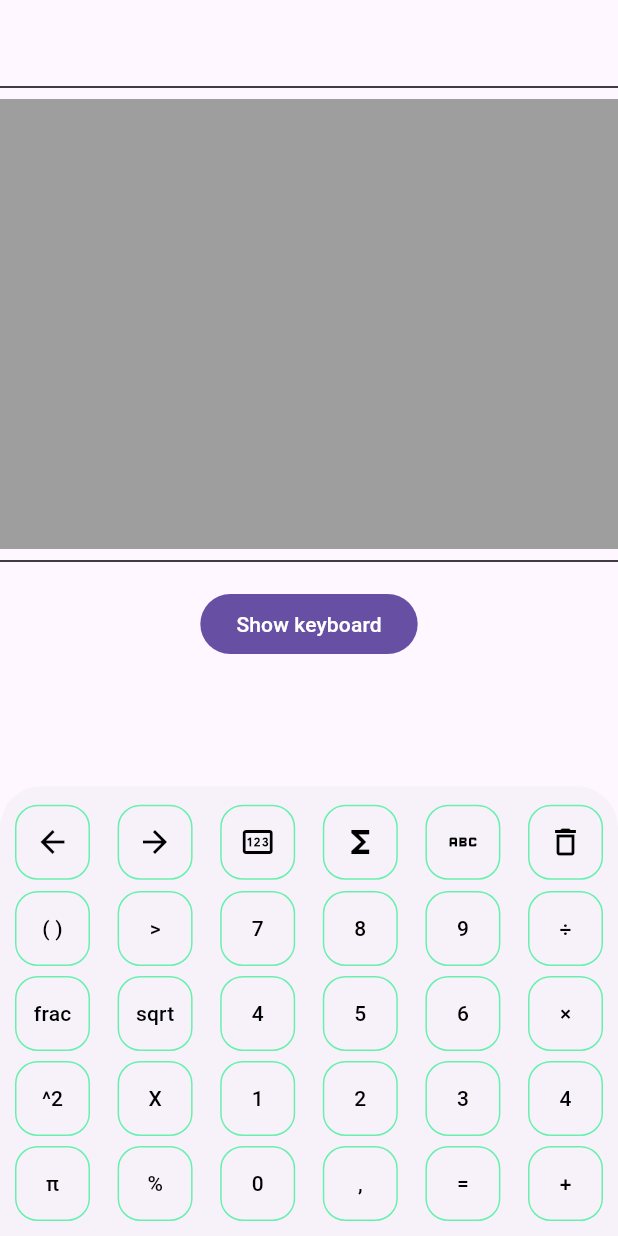
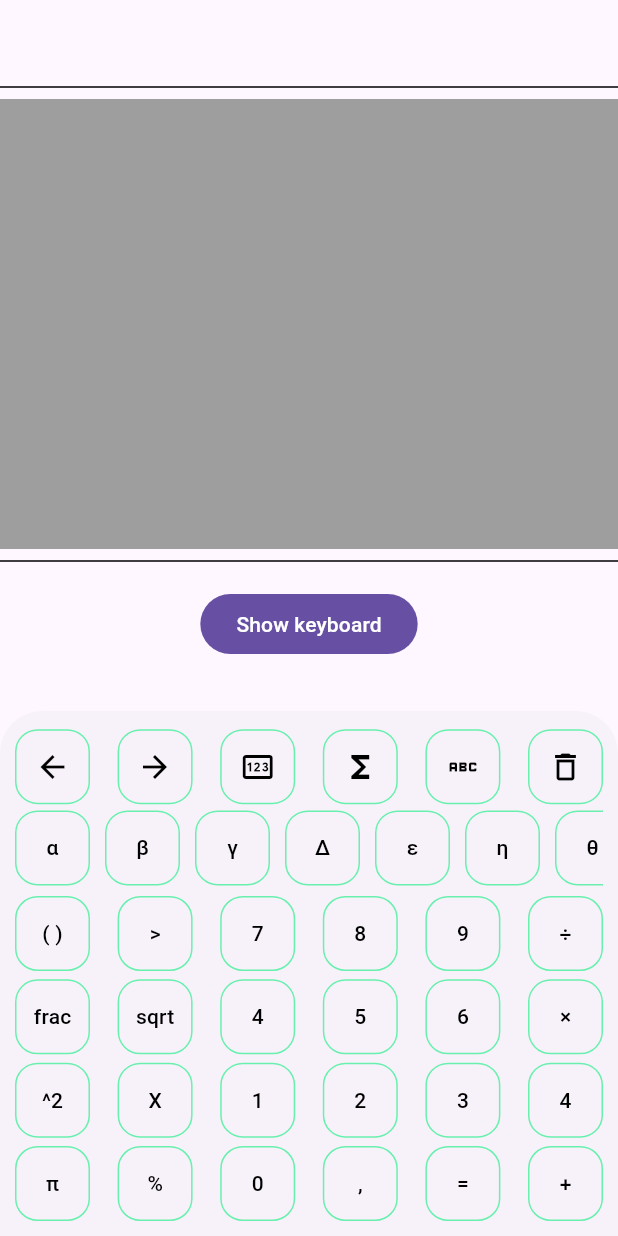
Before and after one commit to ReGeNss/flutter_math_input, a Flutter app: the screen it shows after launch, after a tap on "Show keyboard", on a phone screen of 412 x 824 dp. Run offline on Flutter 3.47's test engine with Material 3 defaults, Android fonts, the phone set to English and light mode, and no system bars.

Commit message:
проведена робота з клавіатурою

```diff
--- a/lib/keyboard_model.dart
+++ b/lib/keyboard_model.dart
@@ -48,7 +48,7 @@ class KeyboardModel extends ChangeNotifier{
   void onExpButtonTap(){
     final parsedWidgets = parsersService.parseWidgetListWithReplacment(formulaGroopWidgets, textFieldService.activeTextFieldControllerData.controller);
     if(parsedWidgets != null){
-      final baseWidget = parsedWidgets!.wigetData![parsedWidgets.index!];
+      final baseWidget = parsedWidgets.wigetData![parsedWidgets.index!];
       final expWidget = mathConstructionsBuildingService.createExpWidget(baseWidget);
       dataHandler.replaceWidgetInTree(parsedWidgets, expWidget);
       rebuildSreenState();
@@ -110,7 +110,7 @@ class KeyboardModel extends ChangeNotifier{
   void rebuildSreenState(){
     update = false;
     notifyListeners();
-    Future.delayed(Duration(milliseconds: 20)).then((_){update = true;notifyListeners();},);
+    Future.delayed(const Duration(milliseconds: 20)).then((_){update = true;notifyListeners();},);
   }
 
   void deleteAllButtonTap(){
--- a/lib/main.dart
+++ b/lib/main.dart
@@ -29,14 +29,13 @@ class MainScreenWidget extends StatelessWidget {
 
   @override
   Widget build(BuildContext context) {
-    print(context.read<KeyboardModel>().formulaGroopWidgets);
     var  a= context.read<KeyboardModel>().formulaGroopWidgets;
     final model = context.read<KeyboardModel>();
     return Scaffold(
       body: Column(
         children: [
-          SizedBox(height: 50,),
-          Divider(color: Colors.black,),
+          const SizedBox(height: 50,),
+          const Divider(color: Colors.black,),
           Container(
             color: Colors.grey,
             height: 300,
@@ -50,13 +49,13 @@ class MainScreenWidget extends StatelessWidget {
                   mainAxisAlignment: MainAxisAlignment.center,
                   children: context.watch<KeyboardModel>().formulaGroopWidgets,
                   // children: context.watch<KeyboardModel>().formulaGroopWidgets
-                ) : Text('LOAD'),
+                ) : const Center(child: Text('LOAD')),
               ),
             ),
           ),
-          Divider(color: Colors.black),
-          SizedBox(height: 10,),
-          FilledButton(onPressed: (){KeyboardBottomSheet().keyboardBottomSheetWidget(context);}, child: Text('Show keyboard'))
+          const Divider(color: Colors.black),
+          const SizedBox(height: 10,),
+          FilledButton(onPressed: (){KeyboardBottomSheet().keyboardBottomSheetWidget(context);}, child: const Text('Show keyboard'))
 
         ],
 
--- a/lib/services/text_field_handle_and_create.dart
+++ b/lib/services/text_field_handle_and_create.dart
@@ -140,13 +140,12 @@ class TextFieldHandleAndCreateService extends ChangeNotifier{
     _focusNodes.clear();
     _textFieldControllers.clear();
     selectedFieldIndex = 0;
-    // TODO: видали фокусноди
   }
 
   List<T> _addAndRemoveInList<T>(
       int addIndex, List<T> list, T replaceData) {
     final newList = <T>[];
-     if(list.length ==0 && addIndex == 0){
+     if(list.isEmpty && addIndex == 0){
       return [replaceData];
     }
     for (int index = 0; list.length > index; index += 1) {
@@ -160,7 +159,7 @@ class TextFieldHandleAndCreateService extends ChangeNotifier{
   }
   List<T> _addToList<T>(int addIndex, List<T> list, T replaceData){
     final newList = <T>[];
-    if(list.length ==0 && addIndex == 0){
+    if(list.isEmpty && addIndex == 0){
       return [replaceData];
     }
     for(int index= 0; list.length > index; index+=1){
--- a/lib/widgets/keyboard.dart
+++ b/lib/widgets/keyboard.dart
@@ -1,6 +1,8 @@
 import 'package:flutter/material.dart';
+import 'package:flutter/services.dart';
 import 'package:math_keyboard/keyboard_model.dart';
 import 'package:math_keyboard/widgets/keyboardPages.dart/function_page.dart';
+import 'package:math_keyboard/widgets/keyboardPages.dart/greek_symbols_scrool.dart';
 import 'package:math_keyboard/widgets/keyboardPages.dart/latin_alphabet_page.dart';
 import 'package:math_keyboard/widgets/keyboardPages.dart/standart_numbers_page.dart';
 import 'package:provider/provider.dart';
@@ -14,7 +16,6 @@ final _buttonStyle = ButtonStyle(
 class KeyboardBottomSheet{
   final List<Widget> keyboardFormat = const [KeyboardNumbersButtomWidget(),FunctionPageWidget(),LatinAlphabetPageWidget()];
   int selectedKeyboardFormat = 0;
-
   Future<dynamic> keyboardBottomSheetWidget(BuildContext context) {
     final model = context.read<KeyboardModel>();
     return showModalBottomSheet(
@@ -24,12 +25,12 @@ class KeyboardBottomSheet{
         return StatefulBuilder(
           builder: (BuildContext context, setState) {
             return SizedBox(
-          height: 300,
+          height: 350,
           width: double.infinity,
           child: Padding(
             padding: const EdgeInsets.all(10),
             child: Column(
-              // mainAxisAlignment: MainAxisAlignment.spaceBetween,
+              mainAxisAlignment: MainAxisAlignment.spaceBetween,
               children: [
                 Expanded(
                   flex: 1,
@@ -89,9 +90,7 @@ class KeyboardBottomSheet{
                             child: IconButton(
                               onPressed: () {
                                 selectedKeyboardFormat = 2;
-                            setState(() {
-
-                            });
+                                setState(() {});
                               },
                               icon: const Icon(Icons.abc_outlined),
                               style: _buttonStyle,
@@ -104,12 +103,6 @@ class KeyboardBottomSheet{
                               onPressed: () {
                                 final model = context.read<KeyboardModel>();
                                 model.deleteAllButtonTap();
-                            // model.activeTextFieldController = null;
-                            // model.focusNodes = [];
-                            // model.listWidgetLustrations = [];
-                            // model.textEditingControllers = [];
-                            // model.createStartField();
-                            // model.notify();
                               },
                               icon: const Icon(Icons.delete_outline),
                               style: _buttonStyle,
@@ -118,7 +111,11 @@ class KeyboardBottomSheet{
                         ],
                       ),
                     ),
-                SizedBox(
+                    const Expanded(
+                      flex: 1,
+                      child: scroolGreekSymbolsWidget(),
+                    ),
+                    const SizedBox(
                       height: 5,
                     ),
                     Expanded(
@@ -131,9 +128,7 @@ class KeyboardBottomSheet{
             );
           },
         );
-
       },
     );
   }
-
 }
--- /dev/null
+++ b/lib/widgets/keyboardPages.dart/greek_symbols_scrool.dart
@@ -0,0 +1,171 @@
+import 'package:flutter/material.dart';
+import 'package:math_keyboard/keyboard_model.dart';
+import 'package:provider/provider.dart';
+
+final _buttonStyle = ButtonStyle(
+    shape: WidgetStateProperty.all(
+        RoundedRectangleBorder(borderRadius: BorderRadius.circular(15))),
+    foregroundColor: WidgetStateProperty.all(Colors.black),
+    side: WidgetStateProperty.all(const BorderSide(color: Colors.greenAccent)));
+
+const double spaceBetweenWidth = 10;
+
+class scroolGreekSymbolsWidget extends StatelessWidget {
+  const scroolGreekSymbolsWidget({
+    super.key,
+  });
+
+  @override
+  Widget build(BuildContext context) {
+    final model = context.read<KeyboardModel>();
+    return SizedBox(
+        child: SingleChildScrollView(
+      scrollDirection: Axis.horizontal,
+      child: Row(children: [
+        SizedBox(
+          width: 50,
+          height: 50,
+          child: TextButton(
+            onPressed: () {
+              model.createCharWidgets('α');
+            },
+            style: _buttonStyle,
+            child: const Text('α'),
+          ),
+        ),
+        const SizedBox(width: spaceBetweenWidth,),
+        SizedBox(
+          width: 50,
+          height: 50,
+          child: TextButton(
+            onPressed: () {
+              model.createCharWidgets('β');
+            },
+            style: _buttonStyle,
+            child: const Text('β'),
+          ),
+        ),
+        const SizedBox(width: spaceBetweenWidth,),
+        SizedBox(
+          width: 50,
+          height: 50,
+          child: TextButton(
+            onPressed: () {
+              model.createCharWidgets('γ');
+            },
+            style: _buttonStyle,
+            child: const Text('γ'),
+          ),
+        ),
+        const SizedBox(width: spaceBetweenWidth,),
+        SizedBox(
+          width: 50,
+          height: 50,
+          child: TextButton(
+            onPressed: () {
+              model.createCharWidgets('Δ');
+            },
+            style: _buttonStyle,
+            child: const Text('Δ'),
+          ),
+        ),
+        const SizedBox(width: spaceBetweenWidth,),
+        SizedBox(
+          width: 50,
+          height: 50,
+          child: TextButton(
+            onPressed: () {
+              model.createCharWidgets('ε');
+            },
+            style: _buttonStyle,
+            child: const Text('ε'),
+          ),
+        ),
+        const SizedBox(width: spaceBetweenWidth,),
+        SizedBox(
+          width: 50,
+          height: 50,
+          child: TextButton(
+            onPressed: () {
+              model.createCharWidgets('η');
+            },
+            style: _buttonStyle,
+            child: const Text('η'),
+          ),
+        ),
+        const SizedBox(width: spaceBetweenWidth,),
+        SizedBox(
+          width: 50,
+          height: 50,
+          child: TextButton(
+            onPressed: () {
+              model.createCharWidgets('θ');
+            },
+            style: _buttonStyle,
+            child: const Text('θ'),
+          ),
+        ),
+        const SizedBox(width: spaceBetweenWidth,),
+        SizedBox(
+          width: 50,
+          height: 50,
+          child: TextButton(
+            onPressed: () {
+              model.createCharWidgets('σ');
+            },
+            style: _buttonStyle,
+            child: const Text('σ'),
+          ),
+        ),
+        const SizedBox(width: spaceBetweenWidth,),
+        SizedBox(
+          width: 50,
+          height: 50,
+          child: TextButton(
+            onPressed: () {
+              model.createCharWidgets('𝜏');
+            },
+            style: _buttonStyle,
+            child: const Text('𝜏'),
+          ),
+        ),
+        const SizedBox(width: spaceBetweenWidth,),
+        SizedBox(
+          width: 50,
+          height: 50,
+          child: TextButton(
+            onPressed: () {
+              model.createCharWidgets('φ');
+            },
+            style: _buttonStyle,
+            child: const Text('φ'),
+          ),
+        ),
+        const SizedBox(width: spaceBetweenWidth,),
+        SizedBox(
+          width: 50,
+          height: 50,
+          child: TextButton(
+            onPressed: () {
+              model.createCharWidgets('	ψ');
+            },
+            style: _buttonStyle,
+            child: const Text('	ψ'),
+          ),
+        ),
+        const SizedBox(width: spaceBetweenWidth,),
+        SizedBox(
+          width: 50,
+          height: 50,
+          child: TextButton(
+            onPressed: () {
+              model.createCharWidgets('ω');
+            },
+            style: _buttonStyle,
+            child: const Text('ω'),
+          ),
+        ),
+      ]),
+    ));
+  }
+}
```
Also changed, not shown: lib/services/math_constructions_building.dart (+13 -15 lines). Lines whose indentation alone changed are shown as unchanged.
